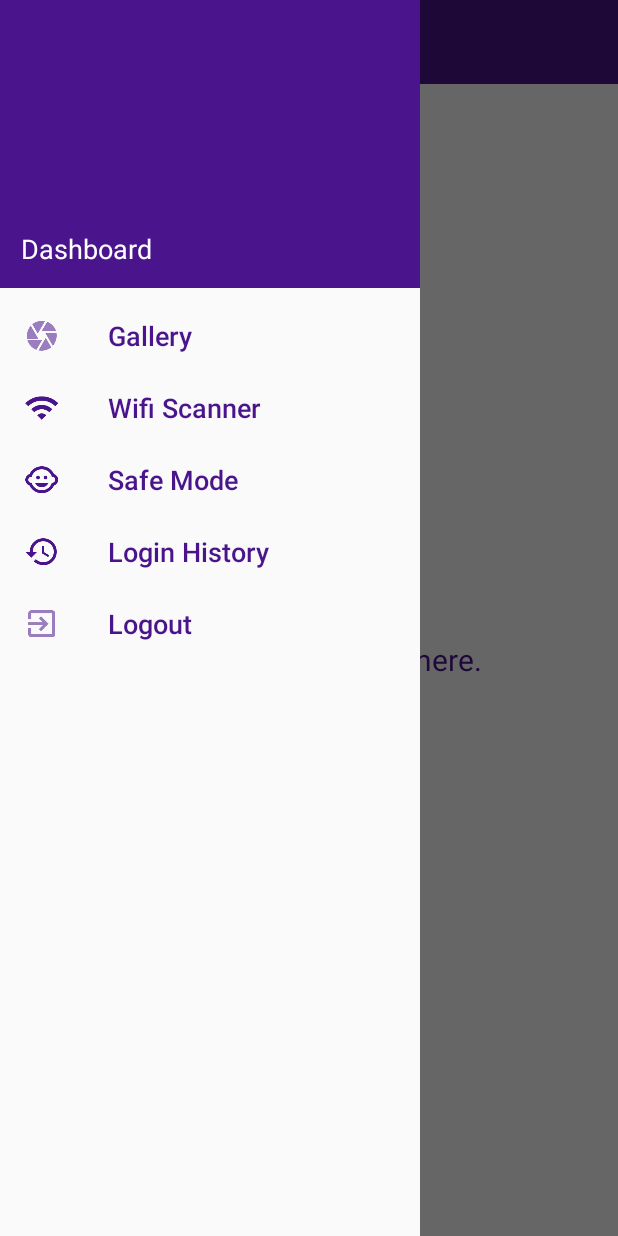
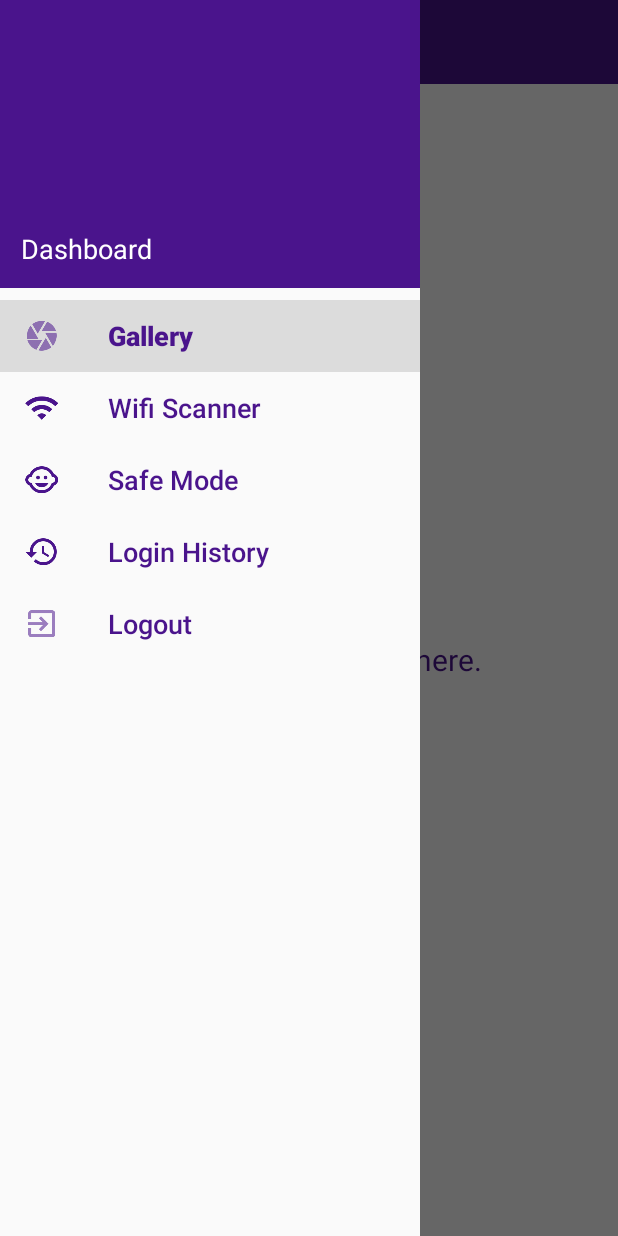
Before and after one commit to cymon1997/SimpleGallery, an Android app: the MainActivity screen opened directly, with no data from a screen before it, with the side drawer open, on a phone screen of 412 x 824 dp. Run offline under Robolectric (Android 15) with nearby library versions, the light colour scheme and no system bars; our stand-ins replace Firebase (no records; nobody signed in at launch, a user with empty details on screens opened directly); 1 statement that could not run was skipped.

Commit message:
added fixes

```diff
--- a/app/src/main/res/menu/menu_drawer.xml
+++ b/app/src/main/res/menu/menu_drawer.xml
@@ -4,6 +4,7 @@
         <item
             android:id="@+id/drawer_gallery"
             android:icon="@drawable/ic_action_gallery"
+            android:checked="true"
             android:title="@string/drawer_gallery" />
         <item
             android:id="@+id/drawer_wifi"
```
